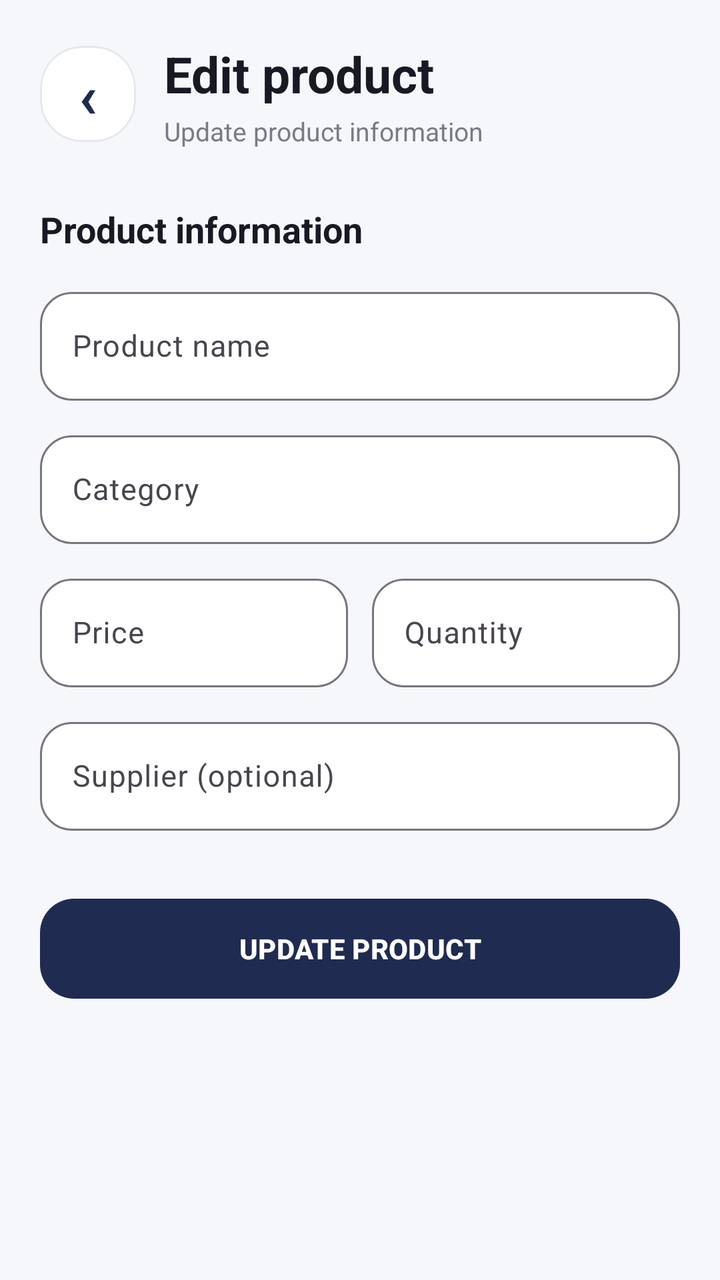
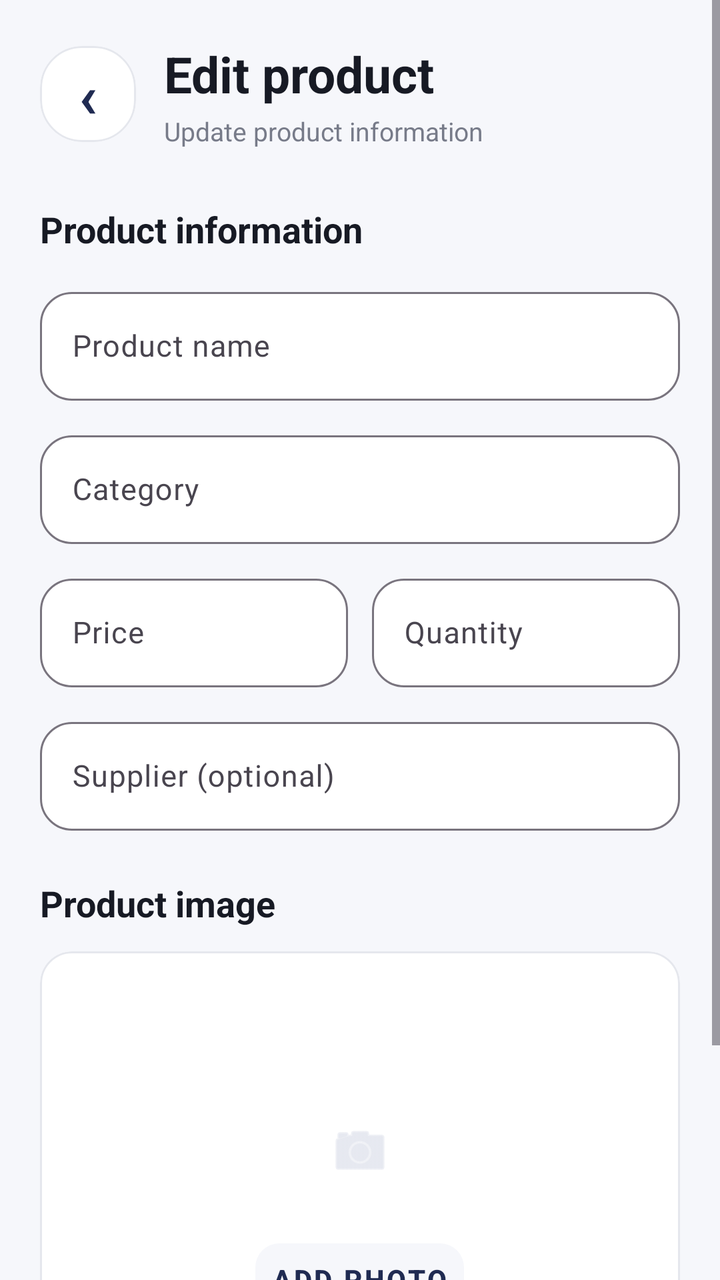

Two renders of the same Android screen: before a commit and after it. Below are the layout's source before the change and the commit's diff.
<!-- AndroidManifest.xml: application theme Theme.BillEasy -->
<!-- res/layout/activity_edit_product.xml -->
<?xml version="1.0" encoding="utf-8"?>
<ScrollView xmlns:android="http://schemas.android.com/apk/res/android"
    xmlns:app="http://schemas.android.com/apk/res-auto"
    android:layout_width="match_parent"
    android:layout_height="match_parent"
    android:background="#F6F7FB"
    android:fillViewport="true">

    <LinearLayout
        android:layout_width="match_parent"
        android:layout_height="wrap_content"
        android:orientation="vertical"
        android:padding="20dp">

        

        <LinearLayout
            android:layout_width="match_parent"
            android:layout_height="wrap_content"
            android:gravity="center_vertical">

            <com.google.android.material.card.MaterialCardView
                android:id="@+id/btnBack"
                android:layout_width="48dp"
                android:layout_height="48dp"
                android:clickable="true"
                android:focusable="true"
                app:cardBackgroundColor="#FFFFFF"
                app:cardCornerRadius="21dp"
                app:cardElevation="0dp"
                app:rippleColor="#E9EBF2"
                app:strokeColor="#E5E7ED"
                app:strokeWidth="1dp">

                <TextView
                    android:layout_width="match_parent"
                    android:layout_height="match_parent"
                    android:gravity="center"
                    android:text="‹"
                    android:textColor="#202B52"
                    android:textSize="30sp"
                    android:textStyle="bold" />

            </com.google.android.material.card.MaterialCardView>


            <LinearLayout
                android:layout_width="0dp"
                android:layout_height="wrap_content"
                android:layout_marginStart="14dp"
                android:layout_weight="1"
                android:orientation="vertical">

                <TextView
                    android:layout_width="wrap_content"
                    android:layout_height="wrap_content"
                    android:text="Edit product"
                    android:textColor="#171A24"
                    android:textSize="25sp"
                    android:textStyle="bold" />

                <TextView
                    android:layout_width="wrap_content"
                    android:layout_height="wrap_content"
                    android:layout_marginTop="3dp"
                    android:text="Update product information"
                    android:textColor="#777B89"
                    android:textSize="13sp" />

            </LinearLayout>

        </LinearLayout>


        

        <TextView
            android:layout_width="wrap_content"
            android:layout_height="wrap_content"
            android:layout_marginTop="28dp"
            android:text="Product information"
            android:textColor="#171A24"
            android:textSize="18sp"
            android:textStyle="bold" />


        

        <com.google.android.material.textfield.TextInputLayout
            android:layout_width="match_parent"
            android:layout_height="wrap_content"
            android:layout_marginTop="14dp"
            android:hint="Product name"
            app:boxBackgroundColor="#FFFFFF"
            app:boxBackgroundMode="outline"
            app:boxCornerRadiusBottomEnd="16dp"
            app:boxCornerRadiusBottomStart="16dp"
            app:boxCornerRadiusTopEnd="16dp"
            app:boxCornerRadiusTopStart="16dp">

            <com.google.android.material.textfield.TextInputEditText
                android:id="@+id/etProductName"
                android:layout_width="match_parent"
                android:layout_height="wrap_content"
                android:inputType="textCapSentences"
                android:textSize="15sp" />

        </com.google.android.material.textfield.TextInputLayout>


        

        <com.google.android.material.textfield.TextInputLayout
            android:layout_width="match_parent"
            android:layout_height="wrap_content"
            android:layout_marginTop="12dp"
            android:hint="Category"
            app:boxBackgroundColor="#FFFFFF"
            app:boxBackgroundMode="outline"
            app:boxCornerRadiusBottomEnd="16dp"
            app:boxCornerRadiusBottomStart="16dp"
            app:boxCornerRadiusTopEnd="16dp"
            app:boxCornerRadiusTopStart="16dp">

            <com.google.android.material.textfield.TextInputEditText
                android:id="@+id/etCategory"
                android:layout_width="match_parent"
                android:layout_height="wrap_content"
                android:inputType="textCapSentences"
                android:textSize="15sp" />

        </com.google.android.material.textfield.TextInputLayout>


        

        <LinearLayout
            android:layout_width="match_parent"
            android:layout_height="wrap_content"
            android:layout_marginTop="12dp"
            android:orientation="horizontal">

            <com.google.android.material.textfield.TextInputLayout
                android:layout_width="0dp"
                android:layout_height="wrap_content"
                android:layout_marginEnd="6dp"
                android:layout_weight="1"
                android:hint="Price"
                app:boxBackgroundColor="#FFFFFF"
                app:boxBackgroundMode="outline"
                app:boxCornerRadiusBottomEnd="16dp"
                app:boxCornerRadiusBottomStart="16dp"
                app:boxCornerRadiusTopEnd="16dp"
                app:boxCornerRadiusTopStart="16dp">

                <com.google.android.material.textfield.TextInputEditText
                    android:id="@+id/etPrice"
                    android:layout_width="match_parent"
                    android:layout_height="wrap_content"
                    android:inputType="numberDecimal"
                    android:textSize="15sp" />

            </com.google.android.material.textfield.TextInputLayout>


            <com.google.android.material.textfield.TextInputLayout
                android:layout_width="0dp"
                android:layout_height="wrap_content"
                android:layout_marginStart="6dp"
                android:layout_weight="1"
                android:hint="Quantity"
                app:boxBackgroundColor="#FFFFFF"
                app:boxBackgroundMode="outline"
                app:boxCornerRadiusBottomEnd="16dp"
                app:boxCornerRadiusBottomStart="16dp"
                app:boxCornerRadiusTopEnd="16dp"
                app:boxCornerRadiusTopStart="16dp">

                <com.google.android.material.textfield.TextInputEditText
                    android:id="@+id/etQuantity"
                    android:layout_width="match_parent"
                    android:layout_height="wrap_content"
                    android:inputType="number"
                    android:textSize="15sp" />

            </com.google.android.material.textfield.TextInputLayout>

        </LinearLayout>


        

        <com.google.android.material.textfield.TextInputLayout
            android:layout_width="match_parent"
            android:layout_height="wrap_content"
            android:layout_marginTop="12dp"
            android:hint="Supplier (optional)"
            app:boxBackgroundColor="#FFFFFF"
            app:boxBackgroundMode="outline"
            app:boxCornerRadiusBottomEnd="16dp"
            app:boxCornerRadiusBottomStart="16dp"
            app:boxCornerRadiusTopEnd="16dp"
            app:boxCornerRadiusTopStart="16dp">

            <com.google.android.material.textfield.TextInputEditText
                android:id="@+id/etSupplier"
                android:layout_width="match_parent"
                android:layout_height="wrap_content"
                android:inputType="textCapSentences"
                android:textSize="15sp" />

        </com.google.android.material.textfield.TextInputLayout>


        

        <com.google.android.material.button.MaterialButton
            android:id="@+id/btnUpdateProduct"
            android:layout_width="match_parent"
            android:layout_height="58dp"
            android:layout_marginTop="30dp"
            android:text="UPDATE PRODUCT"
            android:textSize="14sp"
            android:textStyle="bold"
            app:backgroundTint="#202B52"
            app:cornerRadius="17dp" />

    </LinearLayout>

</ScrollView>
<!-- resources referenced by this layout -->
<resources>
  <style name="Theme.BillEasy" parent="Base.Theme.BillEasy" />
  <style name="Base.Theme.BillEasy" parent="Theme.Material3.DayNight.NoActionBar">
          
          
      </style>
</resources>

<!-- the commit's change to res/layout/activity_edit_product.xml (unified diff, before → after) -->
@@ -214,6 +214,58 @@
 
         
 
+        <TextView
+            android:layout_width="wrap_content"
+            android:layout_height="wrap_content"
+            android:layout_marginTop="24dp"
+            android:text="Product image"
+            android:textColor="#171A24"
+            android:textSize="18sp"
+            android:textStyle="bold" />
+
+        <com.google.android.material.card.MaterialCardView
+            android:layout_width="match_parent"
+            android:layout_height="200dp"
+            android:layout_marginTop="12dp"
+            app:cardBackgroundColor="#FFFFFF"
+            app:cardCornerRadius="16dp"
+            app:cardElevation="0dp"
+            app:strokeColor="#E5E7ED"
+            app:strokeWidth="1dp">
+
+            <RelativeLayout
+                android:layout_width="match_parent"
+                android:layout_height="match_parent">
+
+                <ImageView
+                    android:id="@+id/ivProductImage"
+                    android:layout_width="match_parent"
+                    android:layout_height="match_parent"
+                    android:scaleType="centerInside"
+                    android:src="@android:drawable/ic_menu_camera"
+                    app:tint="#D6DAE7" />
+
+                <com.google.android.material.button.MaterialButton
+                    android:id="@+id/btnAddPhoto"
+                    style="@style/Widget.MaterialComponents.Button.TextButton"
+                    android:layout_width="wrap_content"
+                    android:layout_height="wrap_content"
+                    android:layout_alignParentBottom="true"
+                    android:layout_centerHorizontal="true"
+                    android:layout_marginBottom="12dp"
+                    android:text="ADD PHOTO"
+                    android:textColor="#202B52"
+                    android:textStyle="bold"
+                    app:backgroundTint="#F6F7FB"
+                    app:cornerRadius="12dp" />
+
+            </RelativeLayout>
+
+        </com.google.android.material.card.MaterialCardView>
+
+
+        
+
         <com.google.android.material.button.MaterialButton
             android:id="@+id/btnUpdateProduct"
             android:layout_width="match_parent"
